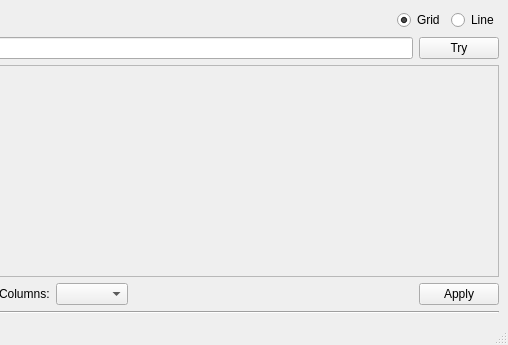
Above: mainwindowbase.ui from lbaudouin/FontInstaller before the change; both pictures show x 292 to 800 and y 0 to 345 of the 800 by 345 pixel window. Below: the same form after it.
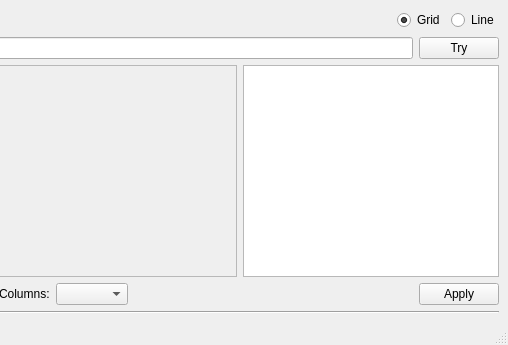
That is the form after the change. Icons and pictures are not drawn.

Commit message: Add multi progress widget

What changed in the file:
```diff
--- a/mainwindowbase.ui
+++ b/mainwindowbase.ui
@@ -99,6 +99,8 @@
      </layout>
     </item>
     <item>
+     <layout class="QHBoxLayout" name="horizontalLayout">
+      <item>
      <widget class="QScrollArea" name="scrollArea">
       <property name="widgetResizable">
        <bool>true</bool>
@@ -108,12 +110,24 @@
         <rect>
          <x>0</x>
          <y>0</y>
-         <width>780</width>
-         <height>181</height>
+           <width>516</width>
+           <height>179</height>
         </rect>
        </property>
       </widget>
      </widget>
+      </item>
+      <item>
+       <widget class="QListView" name="listView">
+        <property name="sizePolicy">
+         <sizepolicy hsizetype="Minimum" vsizetype="Expanding">
+          <horstretch>0</horstretch>
+          <verstretch>0</verstretch>
+         </sizepolicy>
+        </property>
+       </widget>
+      </item>
+     </layout>
     </item>
     <item>
      <layout class="QHBoxLayout" name="optionLayout">
```
Lines whose indentation alone changed are shown as unchanged. The commit also changes 4 other files.
